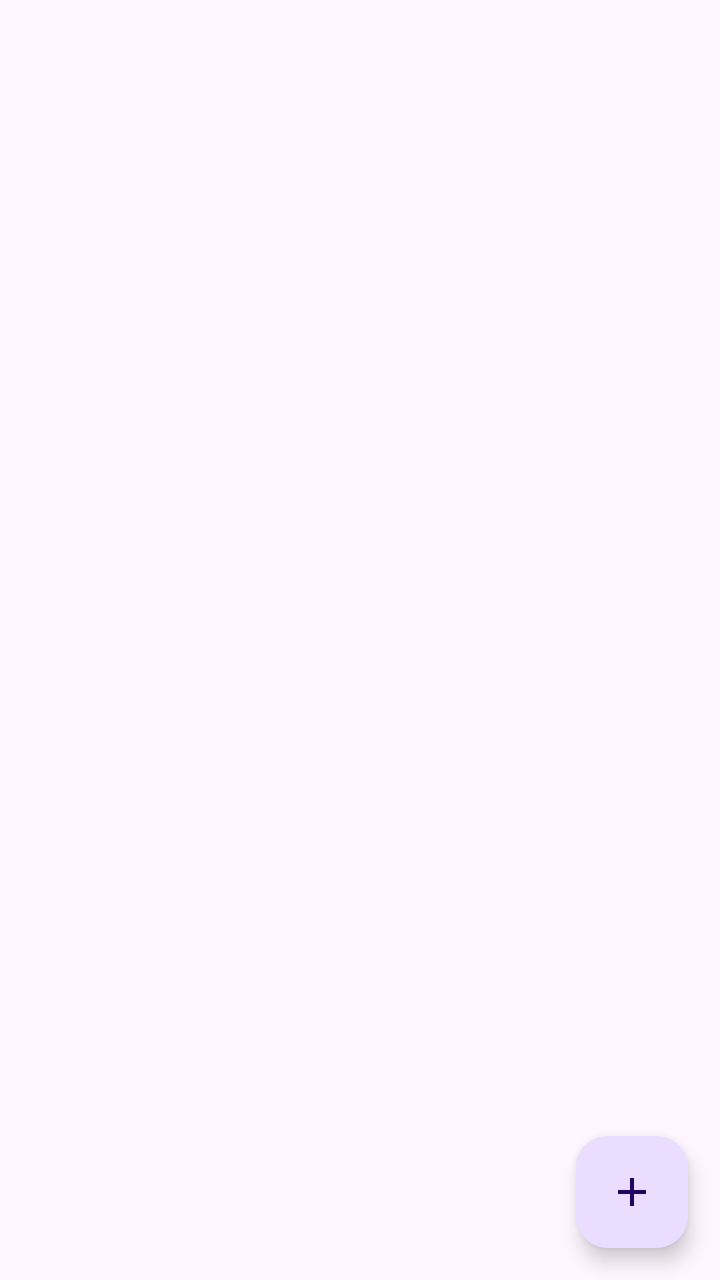
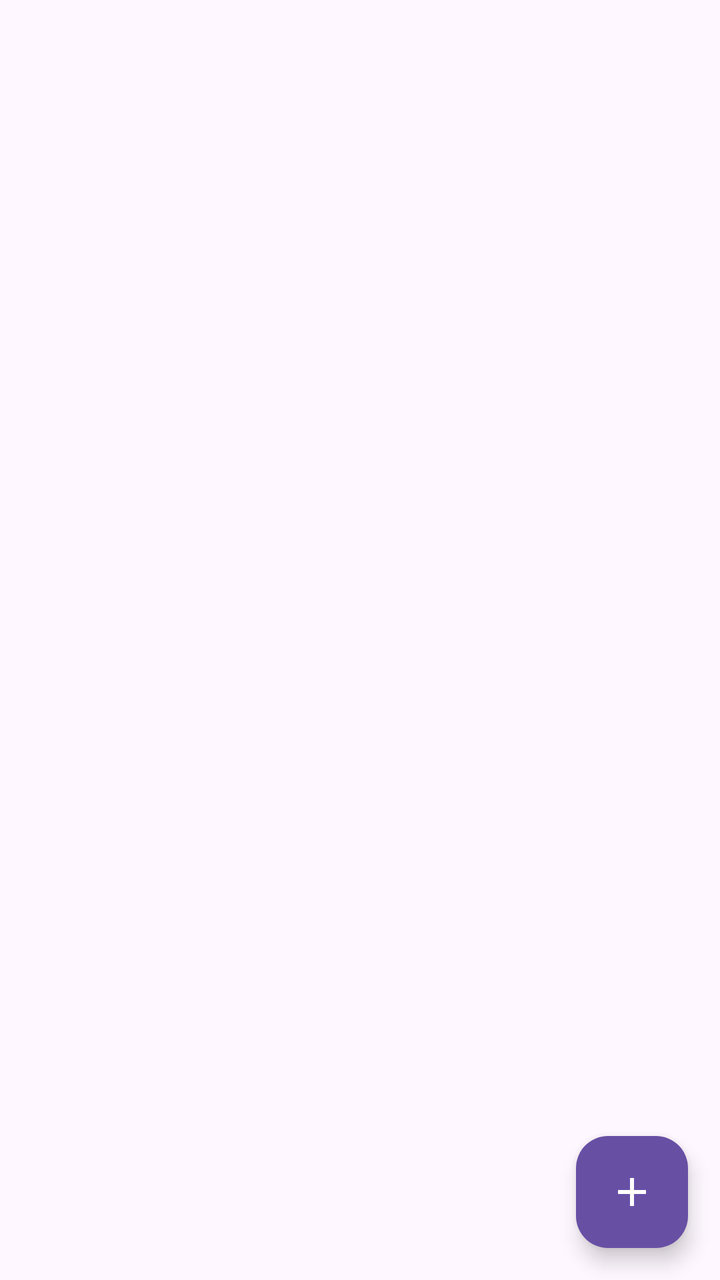

An Android layout rendered at two revisions. The XML below is the earlier revision; the diff shows what the commit changed to produce the second picture.
<!-- AndroidManifest.xml: application theme Theme.ZakoCountdown -->
<!-- res/layout/fragment_agenda_book.xml -->
<?xml version="1.0" encoding="utf-8"?>
<androidx.constraintlayout.widget.ConstraintLayout xmlns:android="http://schemas.android.com/apk/res/android"
    xmlns:app="http://schemas.android.com/apk/res-auto"
    android:layout_width="match_parent"
    android:layout_height="match_parent">

    <androidx.recyclerview.widget.RecyclerView
        android:id="@+id/recycler_view_books"
        android:layout_width="0dp"
        android:layout_height="0dp"
        android:clipToPadding="false"
        android:padding="8dp"
        app:layout_constraintBottom_toBottomOf="parent"
        app:layout_constraintEnd_toEndOf="parent"
        app:layout_constraintStart_toStartOf="parent"
        app:layout_constraintTop_toTopOf="parent" />

    <com.google.android.material.floatingactionbutton.FloatingActionButton
        android:id="@+id/fab_add_book"
        android:layout_width="wrap_content"
        android:layout_height="wrap_content"
        android:layout_margin="16dp"
        android:src="@drawable/ic_add"
        app:layout_constraintBottom_toBottomOf="parent"
        app:layout_constraintEnd_toEndOf="parent" />

</androidx.constraintlayout.widget.ConstraintLayout>
<!-- resources referenced by this layout -->
<resources>
  <!-- drawable ic_add (drawable) -->
  <vector xmlns:android="http://schemas.android.com/apk/res/android" android:height="24dp" android:tint="?attr/colorOnSurface" android:viewportHeight="24" android:viewportWidth="24" android:width="24dp" >
        
      <path android:fillColor="@android:color/white" android:pathData="M19,13h-6v6h-2v-6H5v-2h6V5h2v6h6v2z"/>
      
  </vector>
  <style name="Theme.ZakoCountdown" parent="Theme_ZakoCountdown_M3" />
  <style name="Theme_ZakoCountdown_M3" parent="Theme_ZakoCountdown_Base_M3" />
  <style name="Theme_ZakoCountdown_Base_M3" parent="Theme.Material3.DayNight.NoActionBar">
          <item name="toolbarStyle">@style/Widget.Material3.Toolbar.Surface</item>
          <item name="preferenceTheme">@style/PreferenceThemeOverlay</item>
      </style>
</resources>

<!-- the commit's change to res/layout/fragment_agenda_book.xml (unified diff, before → after) -->
@@ -15,12 +15,16 @@
         app:layout_constraintStart_toStartOf="parent"
         app:layout_constraintTop_toTopOf="parent" />
 
+    
     <com.google.android.material.floatingactionbutton.FloatingActionButton
         android:id="@+id/fab_add_book"
         android:layout_width="wrap_content"
         android:layout_height="wrap_content"
         android:layout_margin="16dp"
+        android:contentDescription="@string/agenda_add_book"
         android:src="@drawable/ic_add"
+        app:backgroundTint="?attr/colorPrimary"
+        app:tint="?attr/colorOnPrimary"
         app:layout_constraintBottom_toBottomOf="parent"
         app:layout_constraintEnd_toEndOf="parent" />
 
<!-- resource entries referenced after the edit -->
@@ -6,6 +6,7 @@
       <path android:fillColor="@android:color/white" android:pathData="M19,13h-6v6h-2v-6H5v-2h6V5h2v6h6v2z"/>
       
   </vector>
+  <string name="agenda_add_book">New agenda book</string>
   <style name="Theme.ZakoCountdown" parent="Theme_ZakoCountdown_M3" />
   <style name="Theme_ZakoCountdown_M3" parent="Theme_ZakoCountdown_Base_M3" />
   <style name="Theme_ZakoCountdown_Base_M3" parent="Theme.Material3.DayNight.NoActionBar">
